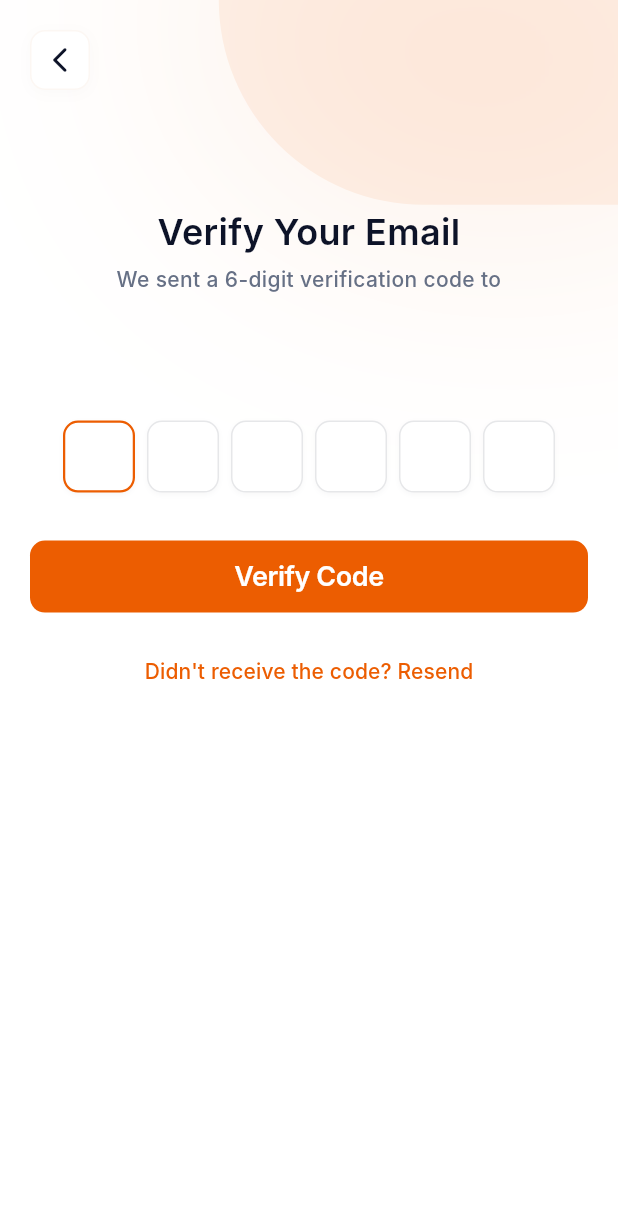
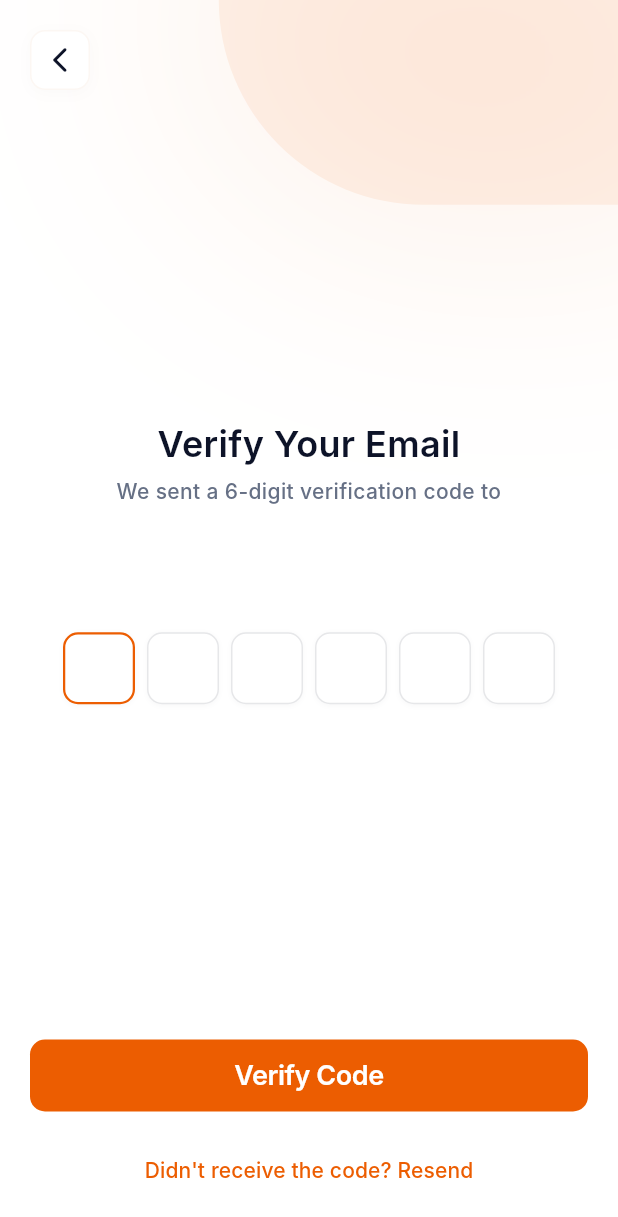
Before and after one commit to kamrans262/mahj_app, a Flutter app: the OtpScreen screen opened directly with empty values, on a phone screen of 412 x 824 dp. Shown: the top 1217 px of the screen. Run offline on Flutter 3.47's test engine with Material 3 defaults, Android fonts, the light colour scheme and no system bars; our stand-ins replace firebase_core, firebase_messaging, flutter_secure_storage, flutter_svg, geolocator, google_maps_flutter and 2 more; accounts and stored records are empty; Roboto replaces fonts that are missing (Inter); project files that could hold a hidden picture were left out.

Commit message:
Center OTP content and pin actions to bottom

```diff
--- a/lib/features/auth/presentation/otp_screen.dart
+++ b/lib/features/auth/presentation/otp_screen.dart
@@ -126,9 +126,6 @@ class _OtpScreenState extends State<OtpScreen> {
           child: LayoutBuilder(
             builder: (context, constraints) {
               final contentWidth = math.min(constraints.maxWidth, 480.0);
-              final centerGap = (constraints.maxHeight * 0.10)
-                  .clamp(40.0, 88.0)
-                  .toDouble();
 
               return SingleChildScrollView(
                 key: const ValueKey('otp-scroll-view'),
@@ -141,6 +138,7 @@ class _OtpScreenState extends State<OtpScreen> {
                       minHeight: constraints.maxHeight,
                       maxWidth: contentWidth,
                     ),
+                    child: IntrinsicHeight(
                       child: Padding(
                         padding: const EdgeInsets.all(AppSpacing.pageHorizontal),
                         child: Column(
@@ -155,7 +153,13 @@ class _OtpScreenState extends State<OtpScreen> {
                                     : widget.onBack,
                               ),
                             ),
-                          SizedBox(height: centerGap),
+                            Expanded(
+                              child: Center(
+                                child: Column(
+                                  mainAxisSize: MainAxisSize.min,
+                                  crossAxisAlignment:
+                                      CrossAxisAlignment.stretch,
+                                  children: [
                                     Text(
                                       title,
                                       key: const ValueKey('otp-heading'),
@@ -167,16 +171,18 @@ class _OtpScreenState extends State<OtpScreen> {
                                       subtitle,
                                       key: const ValueKey('otp-subtitle'),
                                       textAlign: TextAlign.center,
-                            style: AppTypography.loginSubtitle.copyWith(
-                              height: 1.45,
-                            ),
+                                      style: AppTypography.loginSubtitle
+                                          .copyWith(height: 1.45),
                                     ),
                                     const SizedBox(height: 36),
                                     _OtpInput(
                                       controller: _otpController,
                                       focusNode: _otpFocusNode,
                                     ),
-                          const SizedBox(height: AppSpacing.xxl),
+                                  ],
+                                ),
+                              ),
+                            ),
                             AppButton.primary(
                               key: const ValueKey('otp-verify-button'),
                               label: 'Verify Code',
@@ -200,8 +206,8 @@ class _OtpScreenState extends State<OtpScreen> {
                                 ),
                               ),
                             ),
-                          const SizedBox(height: AppSpacing.lg),
                           ],
+                        ),
                       ),
                     ),
                   ),
```
Lines whose indentation alone changed are shown as unchanged.
